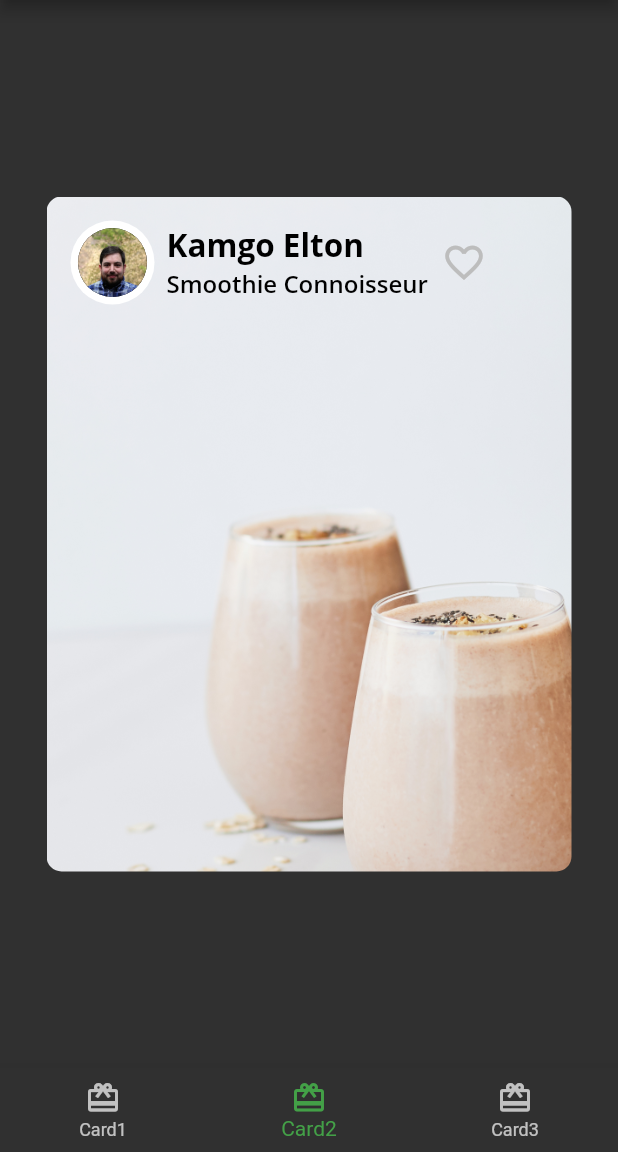
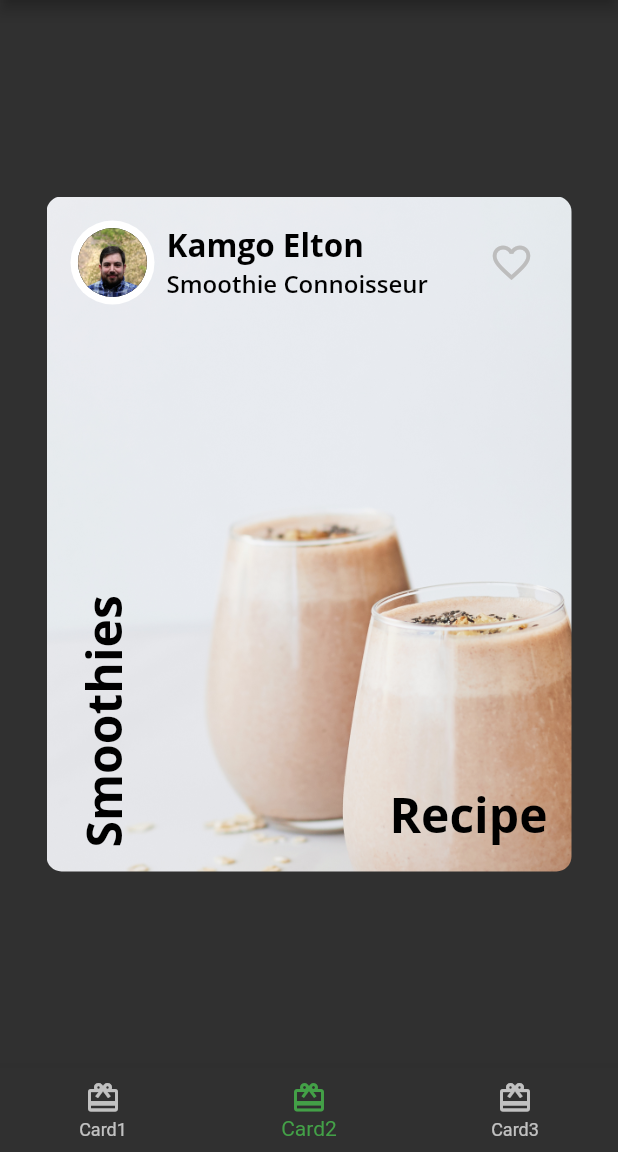
Before and after one commit to kelton-glitch/fooderlich, a Flutter app: the screen it shows after launch, item 2 of the bottom bar chosen, on a phone screen of 412 x 824 dp, the part 84-1236 px from its top. Run offline on Flutter 3.47's test engine with Material 2 defaults, Android fonts, the phone set to English and light mode, and no system bars; our stand-ins replace google_fonts.

Commit message:
adding positioned text

```diff
--- a/lib/author_card.dart
+++ b/lib/author_card.dart
@@ -21,6 +21,8 @@
       padding: const EdgeInsets.all(16),
       child: Row(
         //TODO 3: add alignment
+
+        mainAxisAlignment: MainAxisAlignment.spaceBetween,
         children: [
           Row(children: [
             CircleImage(imageProvider: imageProvider, imageRadius: 28),
--- a/lib/card2.dart
+++ b/lib/card2.dart
@@ -1,5 +1,6 @@
 import 'package:flutter/material.dart';
 import 'package:fooderlich/author_card.dart';
+import 'package:fooderlich/fooderlich_theme.dart';
 
 
 class Card2 extends StatelessWidget {
@@ -27,6 +28,31 @@
               imageProvider: AssetImage('assets/author_katz.jpeg'),
             ),
             ///TODO4: add Positioned Text
+           Expanded(
+             child: Stack(
+             children: [
+               Positioned(
+                 bottom: 16,
+                 right: 16,
+                 child: Text(
+                   'Recipe',
+                   style: FooderlichTheme.lightTextTheme.headline1,
+                 ),
+               ),
+
+               Positioned(
+                 bottom: 16,
+                 left: 16,
+                 child: RotatedBox(
+                   quarterTurns: 3,
+                   child: Text(
+                     'Smoothies',
+                     style: FooderlichTheme.lightTextTheme.headline1,
+                   ),
+                   ),
+               )
+             ],
+           ))
         ],
         ),
       ),
```
